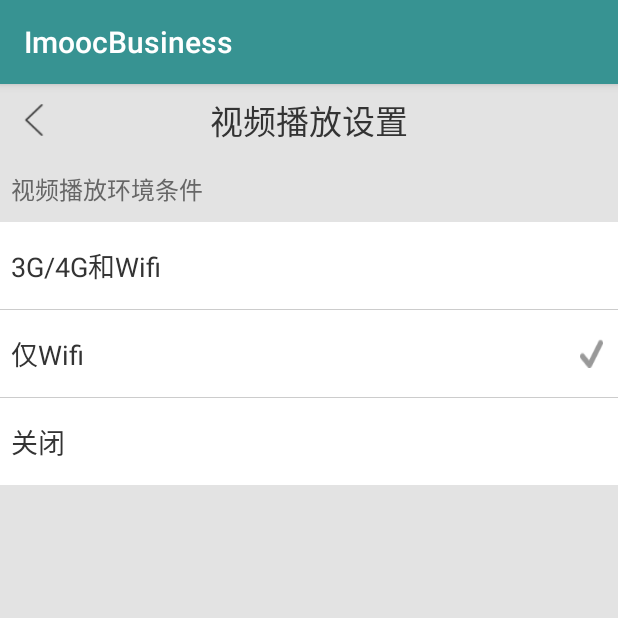
After one commit to xiesw/Business, an Android app: the SettingActivity screen opened directly, with no data from a screen before it, on a phone screen of 412 x 824 dp, the top half of it. The commit adds this screen. Run offline under Robolectric (Android 15) with nearby library versions, the phone set to English and light mode, and no system bars.

Commit message:
更新组件 未完成

```diff
--- a/app/src/main/java/com/halove/business/App.java
+++ b/app/src/main/java/com/halove/business/App.java
@@ -20,7 +20,7 @@ public class App extends Application {
         Logger.addLogAdapter(new AndroidLogAdapter());
     }
 
-    private static App getInstance() {
+    public static App getInstance() {
         return mApp;
     }
 }
--- /dev/null
+++ b/app/src/main/java/com/halove/business/activity/SettingActivity.java
@@ -0,0 +1,98 @@
+package com.halove.business.activity;
+
+import android.os.Bundle;
+import android.support.v7.app.AppCompatActivity;
+import android.view.View;
+import android.widget.CheckBox;
+import android.widget.ImageView;
+import android.widget.RelativeLayout;
+
+import com.halove.business.R;
+import com.halove.business.utils.SharedPreferenceManager;
+
+public class SettingActivity extends AppCompatActivity implements View.OnClickListener {
+    private static final String TAG = SettingActivity.class.getSimpleName();
+
+    /**
+     * UI
+     */
+    private RelativeLayout mWifiLayout;
+    private RelativeLayout mAlwayLayout;
+    private RelativeLayout mNeverLayout;
+    private CheckBox mWifiBox, mAlwayBox, mNeverBox;
+    private ImageView mBackView;
+
+
+    @Override
+    protected void onCreate(Bundle savedInstanceState) {
+        super.onCreate(savedInstanceState);
+        setContentView(R.layout.activity_setting);
+        initView();
+    }
+
+    private void initView() {
+        mBackView = (ImageView) findViewById(R.id.back_view);
+        mWifiLayout = (RelativeLayout) findViewById(R.id.wifi_layout);
+        mWifiBox = (CheckBox) findViewById(R.id.wifi_check_box);
+        mAlwayLayout = (RelativeLayout) findViewById(R.id.alway_layout);
+        mAlwayBox = (CheckBox) findViewById(R.id.alway_check_box);
+        mNeverLayout = (RelativeLayout) findViewById(R.id.close_layout);
+        mNeverBox = (CheckBox) findViewById(R.id.close_check_box);
+
+        mBackView.setOnClickListener(this);
+        mWifiLayout.setOnClickListener(this);
+        mAlwayLayout.setOnClickListener(this);
+        mNeverLayout.setOnClickListener(this);
+
+        int currentSetting = SharedPreferenceManager.getInstance().getInt(SharedPreferenceManager.VIDEO_PLAY_SETTING, 1);
+        switch (currentSetting) {
+            case 0:
+                mAlwayBox.setBackgroundResource(R.drawable.setting_selected);
+                mWifiBox.setBackgroundResource(0);
+                mNeverBox.setBackgroundResource(0);
+                break;
+            case 1:
+                mAlwayBox.setBackgroundResource(0);
+                mWifiBox.setBackgroundResource(R.drawable.setting_selected);
+                mNeverBox.setBackgroundResource(0);
+                break;
+            case 2:
+                mAlwayBox.setBackgroundResource(0);
+                mWifiBox.setBackgroundResource(0);
+                mNeverBox.setBackgroundResource(R.drawable.setting_selected);
+                break;
+        }
+    }
+
+    @Override
+    public void onClick(View v) {
+
+        switch (v.getId()) {
+            case R.id.alway_layout:
+                SharedPreferenceManager.getInstance().putInt(SharedPreferenceManager.VIDEO_PLAY_SETTING, 0);
+                //AdContextParameters.setCurrentSetting(AutoPlaySetting.AUTO_PLAY_3G_4G_WIFI);
+                mAlwayBox.setBackgroundResource(R.drawable.setting_selected);
+                mWifiBox.setBackgroundResource(0);
+                mNeverBox.setBackgroundResource(0);
+                break;
+            case R.id.close_layout:
+                SharedPreferenceManager.getInstance().putInt(SharedPreferenceManager.VIDEO_PLAY_SETTING, 2);
+                //AdContextParameters.setCurrentSetting(AutoPlaySetting.AUTO_PLAY_NEVER);
+                mAlwayBox.setBackgroundResource(0);
+                mWifiBox.setBackgroundResource(0);
+                mNeverBox.setBackgroundResource(R.drawable.setting_selected);
+                break;
+            case R.id.wifi_layout:
+                SharedPreferenceManager.getInstance().putInt(SharedPreferenceManager.VIDEO_PLAY_SETTING, 1);
+                //AdContextParameters.setCurrentSetting(AutoPlaySetting.AUTO_PLAY_ONLY_WIFI);
+                mAlwayBox.setBackgroundResource(0);
+                mWifiBox.setBackgroundResource(R.drawable.setting_selected);
+                mNeverBox.setBackgroundResource(0);
+                break;
+            case R.id.back_view:
+                finish();
+                break;
+
+        }
+    }
+}
--- a/app/src/main/java/com/halove/business/net/http/HttpConstants.java
+++ b/app/src/main/java/com/halove/business/net/http/HttpConstants.java
@@ -15,4 +15,6 @@ public class HttpConstants {
     //首页产品的请求地址
     public static final String HOME_RECOMMAND = ROOT_URL + "home_data.json";
 
+    //首页产品的请求地址
+    public static final String CHECK_UPDATE = ROOT_URL + "update.json";
 }
--- /dev/null
+++ b/app/src/main/res/layout/activity_setting.xml
@@ -0,0 +1,134 @@
+<LinearLayout xmlns:android="http://schemas.android.com/apk/res/android"
+              android:layout_width="match_parent"
+              android:layout_height="match_parent"
+              android:background="@color/color_e3e3e3"
+              android:orientation="vertical">
+
+    <RelativeLayout
+        android:layout_width="match_parent"
+        android:layout_height="48dp">
+
+        <ImageView
+            android:id="@+id/back_view"
+            android:layout_width="25dp"
+            android:layout_height="25dp"
+            android:layout_centerVertical="true"
+            android:layout_marginLeft="10dp"
+            android:background="@drawable/comment_back_normal"/>
+
+        <TextView
+            android:layout_width="wrap_content"
+            android:layout_height="wrap_content"
+            android:layout_centerInParent="true"
+            android:text="@string/video_play_setting"
+            android:textColor="@color/color_333333"
+            android:textSize="22sp"/>
+    </RelativeLayout>
+
+    <TextView
+        android:layout_width="wrap_content"
+        android:layout_height="wrap_content"
+        android:layout_marginBottom="10dp"
+        android:layout_marginLeft="7dp"
+        android:layout_marginTop="10dp"
+        android:text="@string/video_setting"
+        android:textColor="@color/color_666666"
+        android:textSize="16sp"/>
+
+    <RelativeLayout
+        android:id="@+id/alway_layout"
+        android:layout_width="match_parent"
+        android:layout_height="wrap_content">
+
+        <TextView
+            android:id="@+id/alway_view"
+            android:layout_width="match_parent"
+            android:layout_height="wrap_content"
+            android:background="@color/white"
+            android:paddingBottom="15dp"
+            android:paddingLeft="7dp"
+            android:paddingTop="15dp"
+            android:text="@string/auto_player_always"
+            android:textColor="@color/color_333333"
+            android:textSize="18sp"/>
+
+        <CheckBox
+            android:id="@+id/alway_check_box"
+            android:layout_width="wrap_content"
+            android:layout_height="wrap_content"
+            android:layout_alignParentRight="true"
+            android:layout_centerVertical="true"
+            android:layout_marginRight="10dp"
+            android:button="@null"
+            android:checked="false"
+            android:clickable="false" />
+    </RelativeLayout>
+
+    <View
+        android:layout_width="match_parent"
+        android:layout_height="0.5dp"
+        android:background="@color/color_cccccc"/>
+
+    <RelativeLayout
+        android:id="@+id/wifi_layout"
+        android:layout_width="match_parent"
+        android:layout_height="wrap_content">
+
+        <TextView
+            android:id="@+id/wifi_view"
+            android:layout_width="match_parent"
+            android:layout_height="wrap_content"
+            android:background="@color/white"
+            android:paddingBottom="15dp"
+            android:paddingLeft="7dp"
+            android:paddingTop="15dp"
+            android:text="@string/auto_player_only_wifi"
+            android:textColor="@color/color_333333"
+            android:textSize="18sp"/>
+
+        <CheckBox
+            android:id="@+id/wifi_check_box"
+            android:layout_width="wrap_content"
+            android:layout_height="wrap_content"
+            android:layout_alignParentRight="true"
+            android:layout_centerVertical="true"
+            android:layout_marginRight="10dp"
+            android:button="@null"
+            android:checked="false"
+            android:clickable="false"/>
+    </RelativeLayout>
+
+    <View
+        android:layout_width="match_parent"
+        android:layout_height="0.5dp"
+        android:background="@color/color_cccccc"/>
+
+    <RelativeLayout
+        android:id="@+id/close_layout"
+        android:layout_width="match_parent"
+        android:layout_height="wrap_content">
+
+        <TextView
+            android:id="@+id/close_view"
+            android:layout_width="match_parent"
+            android:layout_height="wrap_content"
+            android:background="@color/white"
+            android:paddingBottom="15dp"
+            android:paddingLeft="7dp"
+            android:paddingTop="15dp"
+            android:text="@string/auto_player_never"
+            android:textColor="@color/color_333333"
+            android:textSize="18sp"/>
+
+        <CheckBox
+            android:id="@+id/close_check_box"
+            android:layout_width="wrap_content"
+            android:layout_height="wrap_content"
+            android:layout_alignParentRight="true"
+            android:layout_centerVertical="true"
+            android:layout_marginRight="10dp"
+            android:button="@null"
+            android:checked="false"
+            android:clickable="false"/>
+    </RelativeLayout>
+</LinearLayout>
--- a/app/src/main/res/layout/activity_test.xml
+++ b/app/src/main/res/layout/activity_test.xml
@@ -5,7 +5,7 @@
     xmlns:tools="http://schemas.android.com/tools"
     android:layout_width="match_parent"
     android:layout_height="match_parent"
-    tools:context="com.halove.business.activity.TestActivity">
+    tools:context=".activity.TestActivity">
 
     <RelativeLayout
         android:layout_width="match_parent"
```
Also changed, not shown: app/src/main/AndroidManifest.xml (+14 -8 lines), app/src/main/java/com/halove/business/entity/update/UpdateEntity.java (added, +20 -0 lines), app/src/main/java/com/halove/business/fragment/MineFragment.java (+55 -0 lines), app/src/main/java/com/halove/business/net/http/RequestCenter.java (+9 -0 lines), app/src/main/java/com/halove/business/service/UpdateService.java (added, +16 -0 lines), app/src/main/java/com/halove/business/ui/Dialog/CommonDialog.java (added, +142 -0 lines), app/src/main/java/com/halove/business/utils/SharedPreferenceManager.java (added, +92 -0 lines), app/src/main/java/com/halove/business/zxing/util/Util.java (+25 -15 lines), app/src/main/res/layout/dialog_common_layout.xml (added, +92 -0 lines), 2 other files.
